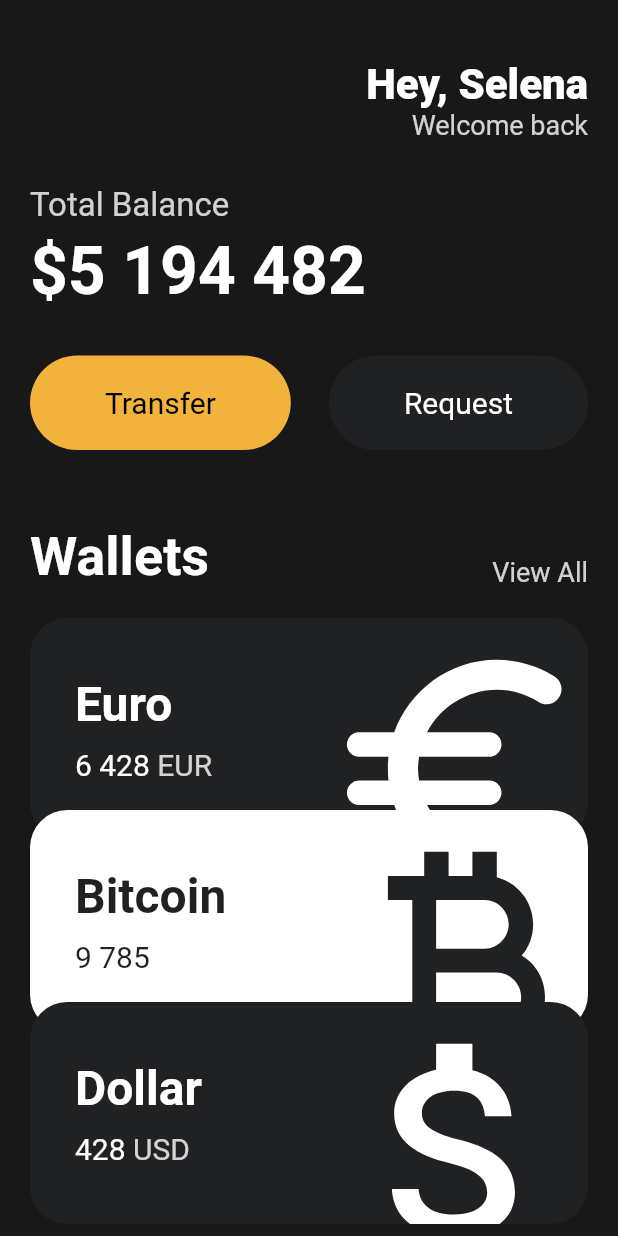
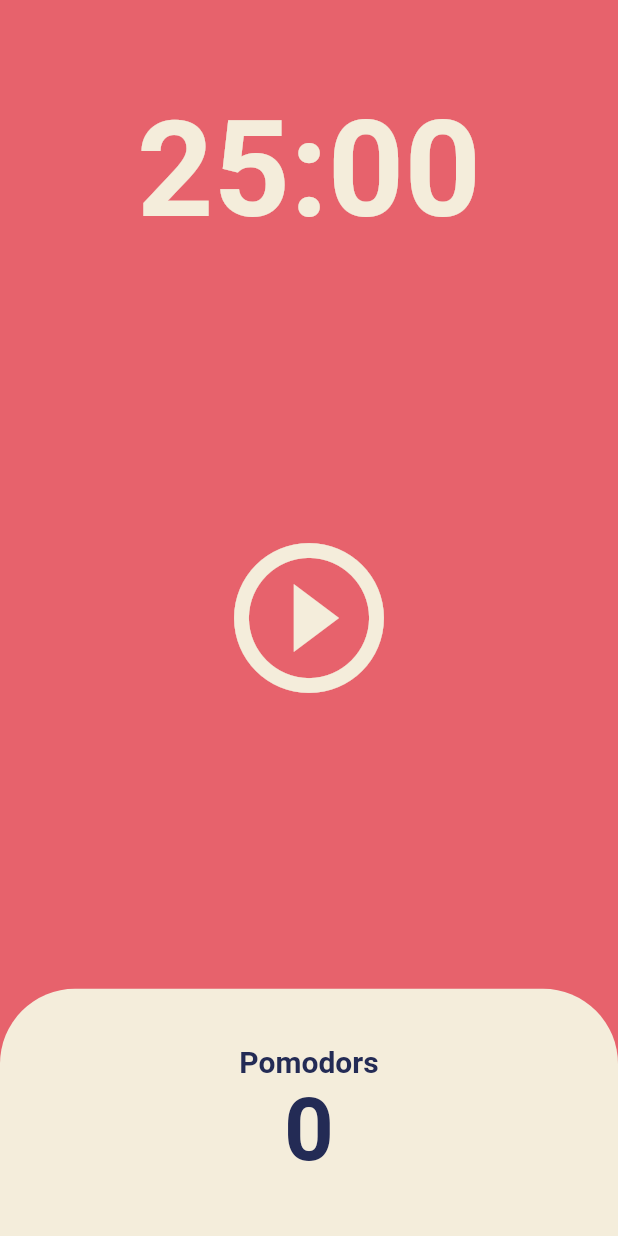
Before and after one commit to hayatshin/hayat_toonflix, a Flutter app: the screen it shows after launch, on a phone screen of 412 x 824 dp. Run offline on Flutter 3.47's test engine with Material 2 defaults, Android fonts, the phone set to English and light mode, and no system bars.

Commit message:
pomodoros

```diff
--- a/lib/main.dart
+++ b/lib/main.dart
@@ -1,6 +1,5 @@
 import 'package:flutter/material.dart';
-import 'package:toonflix/widgets/Button.dart';
-import 'package:toonflix/widgets/currency_card.dart';
+import 'package:toonflix/screens/home_screen.dart';
 
 void main() {
   runApp(const App());
@@ -12,134 +11,18 @@ class App extends StatelessWidget {
   @override
   Widget build(BuildContext context) {
     return MaterialApp(
-      home: Scaffold(
-        backgroundColor: const Color(0xFF181818),
-        body: SingleChildScrollView(
-          child: Padding(
-            padding: const EdgeInsets.symmetric(horizontal: 20),
-            child: Column(
-              crossAxisAlignment: CrossAxisAlignment.start,
-              children: [
-                const SizedBox(
-                  height: 40,
-                ),
-                Row(
-                  mainAxisAlignment: MainAxisAlignment.end,
-                  children: [
-                    Column(
-                      crossAxisAlignment: CrossAxisAlignment.end,
-                      children: [
-                        const Text(
-                          'Hey, Selena',
-                          style: TextStyle(
-                            color: Colors.white,
-                            fontSize: 28,
-                            fontWeight: FontWeight.w800,
-                          ),
-                        ),
-                        Text(
-                          'Welcome back',
-                          style: TextStyle(
-                            color: Colors.white.withOpacity(0.8),
-                            fontSize: 18,
-                          ),
-                        ),
-                      ],
-                    )
-                  ],
-                ),
-                const SizedBox(
-                  height: 30,
-                ),
-                Text(
-                  'Total Balance',
-                  style: TextStyle(
-                    fontSize: 22,
-                    color: Colors.white.withOpacity(0.8),
-                  ),
-                ),
-                const SizedBox(
-                  height: 5,
-                ),
-                const Text(
-                  '\$5 194 482',
-                  style: TextStyle(
-                    fontSize: 44,
-                    color: Colors.white,
-                    fontWeight: FontWeight.w600,
-                  ),
-                ),
-                const SizedBox(
-                  height: 30,
-                ),
-                Row(
-                  mainAxisAlignment: MainAxisAlignment.spaceBetween,
-                  children: const [
-                    Button(
-                        text: "Transfer",
-                        bgColor: Color(0xFFF1B33B),
-                        textColor: Colors.black),
-                    Button(
-                        text: "Request",
-                        bgColor: Color(0xFF1F2123),
-                        textColor: Colors.white),
-                  ],
-                ),
-                const SizedBox(
-                  height: 50,
-                ),
-                Row(
-                  crossAxisAlignment: CrossAxisAlignment.end,
-                  mainAxisAlignment: MainAxisAlignment.spaceBetween,
-                  children: [
-                    const Text(
-                      'Wallets',
-                      style: TextStyle(
-                        color: Colors.white,
-                        fontSize: 36,
-                        fontWeight: FontWeight.w600,
-                      ),
-                    ),
-                    Text(
-                      'View All',
-                      style: TextStyle(
-                        color: Colors.white.withOpacity(0.8),
-                        fontSize: 18,
-                      ),
-                    ),
-                  ],
-                ),
-                const SizedBox(
-                  height: 20,
-                ),
-                const CurrencyCard(
-                    name: 'Euro',
-                    code: "EUR",
-                    amount: "6 428",
-                    icon: Icons.euro_rounded,
-                    isInverted: false,
-                    order: 1),
-                const CurrencyCard(
-                  name: 'Bitcoin',
-                  code: "BTC",
-                  amount: "9 785",
-                  icon: Icons.currency_bitcoin,
-                  isInverted: true,
-                  order: 2,
-                ),
-                const CurrencyCard(
-                  name: 'Dollar',
-                  code: "USD",
-                  amount: "428",
-                  icon: Icons.attach_money_outlined,
-                  isInverted: false,
-                  order: 3,
-                ),
-              ],
-            ),
+      theme: ThemeData(
+        colorScheme: ColorScheme.fromSwatch().copyWith(
+          background: const Color(0xFFE7626C),
+        ),
+        textTheme: const TextTheme(
+          displayLarge: TextStyle(
+            color: Color(0xFF232B55),
           ),
         ),
+        cardColor: const Color(0xFFF4EDDB),
       ),
+      home: const HomeScreen(),
     );
   }
 }
--- /dev/null
+++ b/lib/screens/home_screen.dart
@@ -0,0 +1,130 @@
+import 'dart:async';
+
+import 'package:flutter/material.dart';
+
+class HomeScreen extends StatefulWidget {
+  const HomeScreen({super.key});
+
+  @override
+  State<HomeScreen> createState() => _HomeScreenState();
+}
+
+class _HomeScreenState extends State<HomeScreen> {
+  static const twentyFiveMinutes = 1500;
+  int totalSeconds = twentyFiveMinutes;
+  late Timer timer;
+  bool isRunning = false;
+  int totalPomodoros = 0;
+
+  void onTick(Timer timer) {
+    if (totalSeconds == 0) {
+      setState(() {
+        totalPomodoros = totalPomodoros + 1;
+        isRunning = false;
+        totalSeconds = twentyFiveMinutes;
+      });
+      timer.cancel();
+    } else {
+      setState(() {
+        totalSeconds = totalSeconds - 1;
+      });
+    }
+  }
+
+  void onStartPressed() {
+    timer = Timer.periodic(const Duration(seconds: 1), onTick);
+    setState(() {
+      isRunning = true;
+    });
+  }
+
+  void onPausePressed() {
+    timer.cancel();
+    setState(() {
+      isRunning = false;
+    });
+  }
+
+  String format(int seconds) {
+    var duration = Duration(seconds: seconds);
+    return duration.toString().split('.').first.substring(2, 7);
+  }
+
+  @override
+  Widget build(BuildContext context) {
+    return Scaffold(
+      backgroundColor: Theme.of(context).colorScheme.background,
+      body: Column(
+        children: [
+          Flexible(
+            flex: 1,
+            child: Container(
+              alignment: Alignment.bottomCenter,
+              child: Text(
+                format(totalSeconds),
+                style: TextStyle(
+                  color: Theme.of(context).cardColor,
+                  fontSize: 89,
+                  fontWeight: FontWeight.w600,
+                ),
+              ),
+            ),
+          ),
+          Flexible(
+            flex: 3,
+            child: Center(
+              child: IconButton(
+                  iconSize: 120,
+                  color: Theme.of(context).cardColor,
+                  onPressed: isRunning ? onPausePressed : onStartPressed,
+                  icon: Icon(
+                    isRunning
+                        ? Icons.pause_circle_outline
+                        : Icons.play_circle_outline,
+                  )),
+            ),
+          ),
+          Flexible(
+            flex: 1,
+            child: Row(
+              children: [
+                Expanded(
+                  child: Container(
+                    decoration: BoxDecoration(
+                      color: Theme.of(context).cardColor,
+                      borderRadius: const BorderRadius.vertical(
+                          top: Radius.circular(50), bottom: Radius.circular(0)),
+                    ),
+                    child: Column(
+                      mainAxisAlignment: MainAxisAlignment.center,
+                      children: [
+                        Text(
+                          'Pomodors',
+                          style: TextStyle(
+                            fontSize: 20,
+                            fontWeight: FontWeight.w600,
+                            color:
+                                Theme.of(context).textTheme.displayLarge!.color,
+                          ),
+                        ),
+                        Text(
+                          '$totalPomodoros',
+                          style: TextStyle(
+                            fontSize: 58,
+                            fontWeight: FontWeight.w600,
+                            color:
+                                Theme.of(context).textTheme.displayLarge!.color,
+                          ),
+                        ),
+                      ],
+                    ),
+                  ),
+                ),
+              ],
+            ),
+          ),
+        ],
+      ),
+    );
+  }
+}
--- a/lib/widgets/button.dart
+++ /dev/null
@@ -1,34 +0,0 @@
-import 'package:flutter/material.dart';
-
-class Button extends StatelessWidget {
-  final String text;
-  final Color bgColor;
-  final Color textColor;
-
-  const Button({
-    super.key,
-    required this.text,
-    required this.bgColor,
-    required this.textColor,
-  });
-
-  @override
-  Widget build(BuildContext context) {
-    return Container(
-      decoration: BoxDecoration(
-        color: bgColor,
-        borderRadius: BorderRadius.circular(45),
-      ),
-      child: Padding(
-        padding: const EdgeInsets.symmetric(vertical: 20, horizontal: 50),
-        child: Text(
-          text,
-          style: TextStyle(
-            color: textColor,
-            fontSize: 20,
-          ),
-        ),
-      ),
-    );
-  }
-}
--- a/lib/widgets/currency_card.dart
+++ /dev/null
@@ -1,95 +0,0 @@
-import 'package:flutter/material.dart';
-
-class CurrencyCard extends StatelessWidget {
-  const CurrencyCard(
-      {super.key,
-      required this.name,
-      required this.code,
-      required this.amount,
-      required this.icon,
-      required this.isInverted,
-      required this.order});
-
-  final String name, code, amount;
-  final IconData icon;
-  final bool isInverted;
-  final int order;
-
-  final _blackColor = const Color(0xFF1F2123);
-
-  @override
-  Widget build(BuildContext context) {
-    return Transform.translate(
-      offset: Offset(
-          0,
-          order == 3
-              ? -40
-              : order == 2
-                  ? -20
-                  : 0),
-      child: Container(
-        clipBehavior: Clip.hardEdge,
-        decoration: BoxDecoration(
-          color: isInverted ? Colors.white : _blackColor,
-          borderRadius: BorderRadius.circular(25),
-        ),
-        child: Padding(
-          padding: const EdgeInsets.all(30),
-          child: Row(
-            mainAxisAlignment: MainAxisAlignment.spaceBetween,
-            children: [
-              Column(
-                crossAxisAlignment: CrossAxisAlignment.start,
-                children: [
-                  Text(
-                    name,
-                    style: TextStyle(
-                      color: isInverted ? _blackColor : Colors.white,
-                      fontSize: 32,
-                      fontWeight: FontWeight.w600,
-                    ),
-                  ),
-                  const SizedBox(
-                    height: 10,
-                  ),
-                  Row(
-                    children: [
-                      Text(
-                        amount,
-                        style: TextStyle(
-                          color: isInverted ? _blackColor : Colors.white,
-                          fontSize: 20,
-                        ),
-                      ),
-                      const SizedBox(
-                        width: 5,
-                      ),
-                      Text(
-                        code,
-                        style: TextStyle(
-                          color: Colors.white.withOpacity(0.8),
-                          fontSize: 20,
-                        ),
-                      ),
-                    ],
-                  )
-                ],
-              ),
-              Transform.scale(
-                scale: 2.2,
-                child: Transform.translate(
-                  offset: const Offset(-5, 12),
-                  child: Icon(
-                    icon,
-                    color: isInverted ? _blackColor : Colors.white,
-                    size: 88,
-                  ),
-                ),
-              ),
-            ],
-          ),
-        ),
-      ),
-    );
-  }
-}
```
